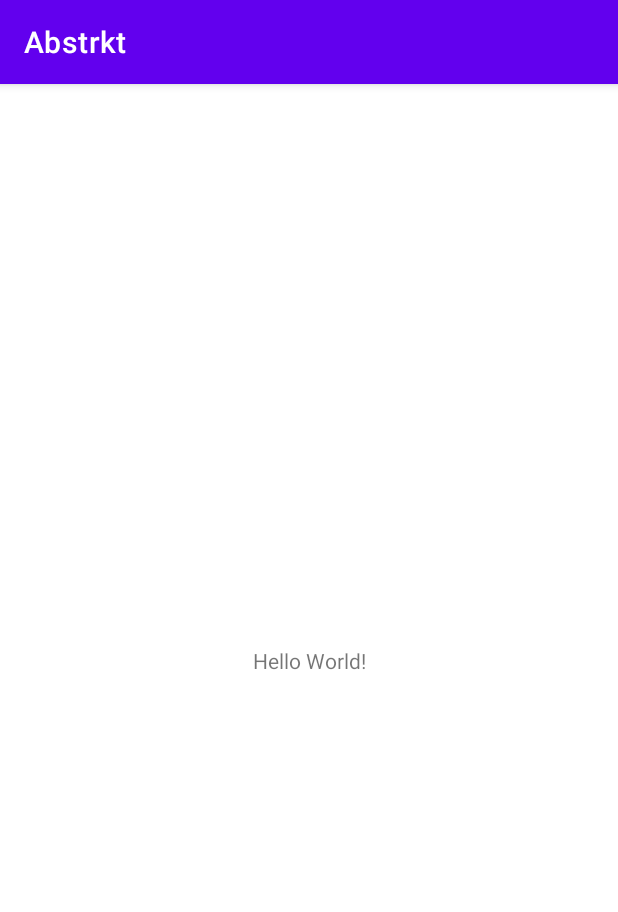
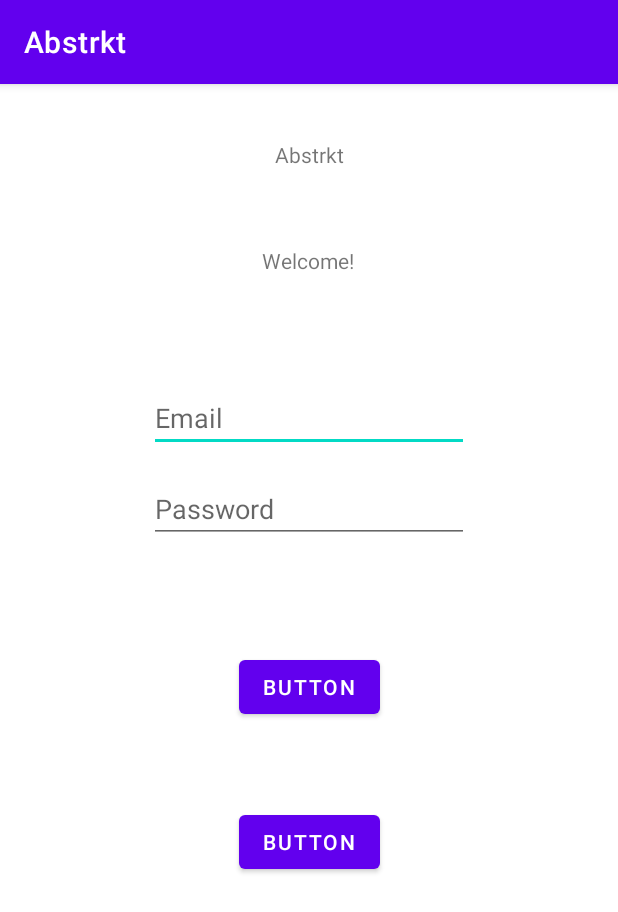
Before and after one commit to winnie-phebus/Abstrkt, an Android app: the screen it shows after launch (MainActivity), on a phone screen of 412 x 824 dp. Shown: the top 912 px of the screen. Run offline under Robolectric (Android 15) with nearby library versions, the phone set to English and light mode, and no system bars.

Commit message:
added more basic items

```diff
--- /dev/null
+++ b/app/src/main/java/com/example/abstrkt/LoginFragment.java
@@ -0,0 +1,64 @@
+package com.example.abstrkt;
+
+import android.os.Bundle;
+
+import androidx.fragment.app.Fragment;
+
+import android.view.LayoutInflater;
+import android.view.View;
+import android.view.ViewGroup;
+
+/**
+ * A simple {@link Fragment} subclass.
+ * Use the {@link LoginFragment#newInstance} factory method to
+ * create an instance of this fragment.
+ */
+public class LoginFragment extends Fragment {
+
+    // TODO: Rename parameter arguments, choose names that match
+    // the fragment initialization parameters, e.g. ARG_ITEM_NUMBER
+    private static final String ARG_PARAM1 = "param1";
+    private static final String ARG_PARAM2 = "param2";
+
+    // TODO: Rename and change types of parameters
+    private String mParam1;
+    private String mParam2;
+
+    public LoginFragment() {
+        // Required empty public constructor
+    }
+
+    /**
+     * Use this factory method to create a new instance of
+     * this fragment using the provided parameters.
+     *
+     * @param param1 Parameter 1.
+     * @param param2 Parameter 2.
+     * @return A new instance of fragment LoginFragment.
+     */
+    // TODO: Rename and change types and number of parameters
+    public static LoginFragment newInstance(String param1, String param2) {
+        LoginFragment fragment = new LoginFragment();
+        Bundle args = new Bundle();
+        args.putString(ARG_PARAM1, param1);
+        args.putString(ARG_PARAM2, param2);
+        fragment.setArguments(args);
+        return fragment;
+    }
+
+    @Override
+    public void onCreate(Bundle savedInstanceState) {
+        super.onCreate(savedInstanceState);
+        if (getArguments() != null) {
+            mParam1 = getArguments().getString(ARG_PARAM1);
+            mParam2 = getArguments().getString(ARG_PARAM2);
+        }
+    }
+
+    @Override
+    public View onCreateView(LayoutInflater inflater, ViewGroup container,
+                             Bundle savedInstanceState) {
+        // Inflate the layout for this fragment
+        return inflater.inflate(R.layout.fragment_login, container, false);
+    }
+}
--- a/app/src/main/res/layout/activity_main.xml
+++ b/app/src/main/res/layout/activity_main.xml
@@ -6,13 +6,39 @@
     android:layout_height="match_parent"
     tools:context=".MainActivity">
 
-    <TextView
-        android:layout_width="wrap_content"
-        android:layout_height="wrap_content"
-        android:text="Hello World!"
+    <androidx.fragment.app.FragmentContainerView
+        android:id="@+id/lr_login_register_container"
+        android:name="com.example.abstrkt.LoginFragment"
+        android:layout_width="fill_parent"
+        android:layout_height="fill_parent"
+        android:layout_marginStart="10dp"
+        android:layout_marginTop="160dp"
+        android:layout_marginEnd="10dp"
+        android:layout_marginBottom="10dp"
         app:layout_constraintBottom_toBottomOf="parent"
         app:layout_constraintEnd_toEndOf="parent"
         app:layout_constraintStart_toStartOf="parent"
+        app:layout_constraintTop_toBottomOf="@+id/lr_screen_title_TV" />
+
+    <TextView
+        android:id="@+id/lr_screen_title_TV"
+        android:layout_width="wrap_content"
+        android:layout_height="wrap_content"
+        android:layout_marginTop="51dp"
+        android:text="Welcome!"
+        app:layout_constraintEnd_toEndOf="parent"
+        app:layout_constraintHorizontal_bias="0.498"
+        app:layout_constraintStart_toStartOf="parent"
+        app:layout_constraintTop_toBottomOf="@+id/lr_abstrakt_TV" />
+
+    <TextView
+        android:id="@+id/lr_abstrakt_TV"
+        android:layout_width="wrap_content"
+        android:layout_height="wrap_content"
+        android:layout_marginTop="37dp"
+        android:text="@string/app_name"
+        app:layout_constraintEnd_toEndOf="parent"
+        app:layout_constraintHorizontal_bias="0.5"
+        app:layout_constraintStart_toStartOf="parent"
         app:layout_constraintTop_toTopOf="parent" />
-
 </androidx.constraintlayout.widget.ConstraintLayout>
--- a/app/src/main/res/layout/activity_note.xml
+++ b/app/src/main/res/layout/activity_note.xml
@@ -29,6 +29,7 @@
         android:id="@+id/textView_createdOn"
         android:layout_width="wrap_content"
         android:layout_height="wrap_content"
+        android:inputType="date"
         android:text="TextView"
         app:layout_constraintBottom_toBottomOf="@+id/imageView_createdIcon"
         app:layout_constraintStart_toEndOf="@+id/imageView_createdIcon"
@@ -39,6 +40,7 @@
         android:id="@+id/textView_updatedOn"
         android:layout_width="wrap_content"
         android:layout_height="wrap_content"
+        android:inputType="date"
         android:text="TextView"
         app:layout_constraintBottom_toBottomOf="@+id/imageView_updatedIcon"
         app:layout_constraintStart_toEndOf="@+id/imageView_updatedIcon"
@@ -50,6 +52,7 @@
         android:layout_width="0dp"
         android:layout_height="0dp"
         android:layout_marginTop="60dp"
+        android:inputType="textLongMessage|textMultiLine|text"
         android:text="TextView"
         app:layout_constraintBottom_toBottomOf="parent"
         app:layout_constraintEnd_toEndOf="@+id/imageButton_closeNote"
@@ -84,4 +87,5 @@
         app:layout_constraintTop_toTopOf="@+id/textView_title"
         app:srcCompat="@android:drawable/ic_menu_close_clear_cancel"
         tools:ignore="SpeakableTextPresentCheck" />
+
 </androidx.constraintlayout.widget.ConstraintLayout>
--- /dev/null
+++ b/app/src/main/res/layout/fragment_login.xml
@@ -0,0 +1,65 @@
+<?xml version="1.0" encoding="utf-8"?>
+<FrameLayout xmlns:android="http://schemas.android.com/apk/res/android"
+    xmlns:app="http://schemas.android.com/apk/res-auto"
+    xmlns:tools="http://schemas.android.com/tools"
+    android:layout_width="match_parent"
+    android:layout_height="match_parent"
+    tools:context=".LoginFragment">
+
+    <!-- TODO: Update blank fragment layout -->
+
+    <androidx.constraintlayout.widget.ConstraintLayout
+        android:layout_width="match_parent"
+        android:layout_height="match_parent">
+
+        <EditText
+            android:id="@+id/lr_login_email"
+            android:layout_width="wrap_content"
+            android:layout_height="wrap_content"
+            android:layout_marginTop="40dp"
+            android:ems="10"
+            android:hint="Email"
+            android:inputType="textEmailAddress"
+            app:layout_constraintEnd_toEndOf="parent"
+            app:layout_constraintHorizontal_bias="0.5"
+            app:layout_constraintStart_toStartOf="parent"
+            app:layout_constraintTop_toTopOf="parent" />
+
+        <EditText
+            android:id="@+id/lr_login_password"
+            android:layout_width="wrap_content"
+            android:layout_height="wrap_content"
+            android:layout_marginTop="15dp"
+            android:ems="10"
+            android:hint="Password"
+            android:inputType="textPassword"
+            app:layout_constraintEnd_toEndOf="parent"
+            app:layout_constraintHorizontal_bias="0.5"
+            app:layout_constraintStart_toStartOf="parent"
+            app:layout_constraintTop_toBottomOf="@+id/lr_login_email" />
+
+        <Button
+            android:id="@+id/lr_login_button"
+            android:layout_width="wrap_content"
+            android:layout_height="wrap_content"
+            android:layout_marginTop="72dp"
+            android:text="Button"
+            app:layout_constraintEnd_toEndOf="parent"
+            app:layout_constraintHorizontal_bias="0.5"
+            app:layout_constraintStart_toStartOf="parent"
+            app:layout_constraintTop_toBottomOf="@+id/lr_login_password" />
+
+        <Button
+            android:id="@+id/lr_open_reg_button"
+            android:layout_width="wrap_content"
+            android:layout_height="wrap_content"
+            android:layout_marginTop="55dp"
+            android:text="Button"
+            app:layout_constraintEnd_toEndOf="parent"
+            app:layout_constraintHorizontal_bias="0.5"
+            app:layout_constraintStart_toStartOf="parent"
+            app:layout_constraintTop_toBottomOf="@+id/lr_login_button" />
+
+    </androidx.constraintlayout.widget.ConstraintLayout>
+
+</FrameLayout>
--- a/app/src/main/res/values/strings.xml
+++ b/app/src/main/res/values/strings.xml
@@ -9,4 +9,9 @@
 
     <string name="hello_first_fragment">Hello first fragment</string>
     <string name="hello_second_fragment">Hello second fragment. Arg: %1$s</string>
+    <!-- TODO: Remove or change this placeholder text -->
+    <string name="hello_blank_fragment">Hello blank fragment</string>
+
+    <!-- Potentially Needed Strings -->
+
 </resources>
```
Also changed, not shown: app/src/main/java/com/example/abstrkt/RegisterFragment.java (added, +64 -0 lines), app/src/main/res/layout/activity_home_page.xml (+11 -0 lines), app/src/main/res/layout/fragment_register.xml (added, +67 -0 lines), app/src/main/res/drawable-v24/Archive.png (added), app/src/main/res/drawable-v24/Back-1.png (added), app/src/main/res/drawable-v24/Frame 17.png (added), app/src/main/res/drawable-v24/Loading Page.png (added), app/src/main/res/drawable-v24/Menu-2.png (added), app/src/main/res/drawable-v24/Right arrow-1.png (added), app/src/main/res/drawable-v24/Settings.png (added), app/src/main/res/drawable-v24/Trash.png (added).
